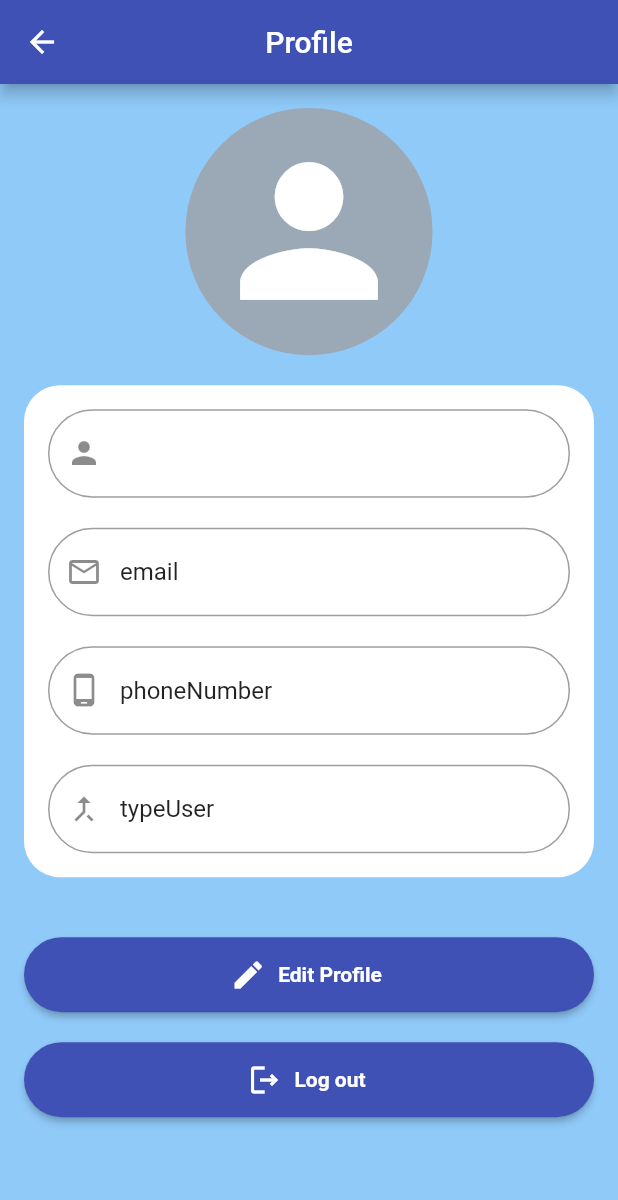
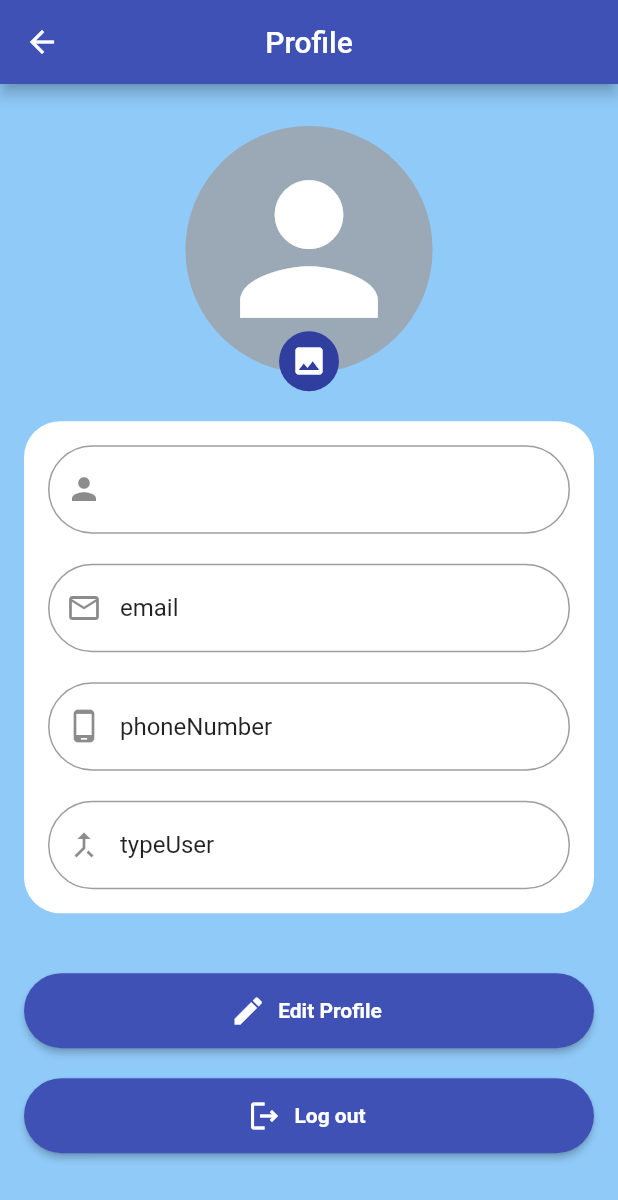
Before and after one commit to 0Ahmad0/patient_journey, a Flutter app: the ProfileScreen screen opened directly, on a phone screen of 412 x 824 dp. Shown: the top 1200 px of the screen. Run offline on Flutter 3.47's test engine with Material 2 defaults, Android fonts, the phone set to English and light mode, and no system bars; our stand-ins replace animated_text_kit, cached_network_image, cloud_firestore, file_picker, firebase_auth, firebase_core and 8 more; accounts and stored records are empty.

Commit message:
add image profile

```diff
--- a/lib/screens/profile_screen.dart
+++ b/lib/screens/profile_screen.dart
@@ -1,4 +1,8 @@
+import 'dart:io';
+import 'dart:math';
+
 import 'package:flutter/material.dart';
+import 'package:image_picker/image_picker.dart';
 import 'package:patient_journey/common_widgets/app_button.dart';
 import 'package:patient_journey/common_widgets/app_text_form_filed.dart';
 import 'package:patient_journey/constants/app_colors.dart';
@@ -30,6 +34,8 @@ class _ProfileScreenState extends State<ProfileScreen> {
     super.dispose();
   }
 
+  XFile? userImage;
+  final ImagePicker picker = ImagePicker();
   @override
   Widget build(BuildContext context) {
     final size = MediaQuery.sizeOf(context);
@@ -40,29 +46,99 @@ class _ProfileScreenState extends State<ProfileScreen> {
       ),
       body: Padding(
           padding: const EdgeInsets.all(16.0),
+          child: ChangeNotifierProvider<ProfileProvider>.value(
+              value: Provider.of<ProfileProvider>(context),
               child:
-
-        ChangeNotifierProvider<ProfileProvider>.value(
-          value: Provider.of<ProfileProvider>(context),
-          child: Consumer<ProfileProvider>(
-            builder: (context, value, child){
-              nameController.text="${value.user.firstName}"+' '+"${value.user.lastName}";
-              emailController.text="${value.user.email}";
-              typeController.text="${value.user.typeUser}";
-              phoneController.text="${value.user.phoneNumber}";
+                  Consumer<ProfileProvider>(builder: (context, value, child) {
+                nameController.text =
+                    "${value.user.firstName}" + ' ' + "${value.user.lastName}";
+                emailController.text = "${value.user.email}";
+                typeController.text = "${value.user.typeUser}";
+                phoneController.text = "${value.user.phoneNumber}";
                 return SingleChildScrollView(
                   child: Column(
                     mainAxisSize: MainAxisSize.min,
                     crossAxisAlignment: CrossAxisAlignment.stretch,
                     children: [
-              CircleAvatar(
+                      StatefulBuilder(
+                        builder: (context,imageSetState) {
+                          return Stack(
+                            alignment: Alignment.center,
+                            children: [
+                              Padding(
+                                padding: const EdgeInsets.all(12.0),
+                                child: CircleAvatar(
+
                                   backgroundColor: AppColors.grey.withOpacity(.75),
                                   radius: size.width / 5,
-                child: Icon(
+                                  child: userImage == null
+                                      ? Icon(
                                           Icons.person,
                                           color: AppColors.white,
                                           size: size.width / 3,
+                                        )
+                                      : ClipRRect(
+                          borderRadius: BorderRadius.circular(size.width / 2.5),
+                                        child: Image.file(
+                                            File(userImage!.path),
+                                          fit: BoxFit.fill,
+                                          width: size.width / 2.5,
+                                          height: size.width / 2.5,
                                           ),
+                                      ),
+                                ),
+                              ),
+                              Positioned(
+                                bottom: 0,
+                                child: CircleAvatar(
+                                  child: IconButton(
+                                      onPressed: () {
+                                        showModalBottomSheet(
+                                            shape: RoundedRectangleBorder(
+                                                borderRadius: BorderRadius.vertical(
+                                              top: Radius.circular(24),
+                                            )),
+                                            context: context,
+                                            builder: (_) {
+                                              return Container(
+                                                child: Column(
+                                                  mainAxisSize: MainAxisSize.min,
+                                                  children: [
+                                                    ListTile(
+                                                      onTap: () async {
+                                                        final image = await picker.pickImage(source: ImageSource.camera);
+                                                        if(image !=null){
+                                                          userImage = image;
+                                                          imageSetState((){});
+                                                        }
+                                                        Navigator.pop(context);
+                                                      },
+                                                      leading: Icon(Icons.camera_alt),
+                                                      title: Text('Pick From Camera'),
+                                                    ),
+                                                    ListTile(
+                                                      onTap: () async {
+                                                        final image = await picker.pickImage(source: ImageSource.gallery);
+                                                        if(image !=null){
+                                                          userImage = image;
+                                                          imageSetState((){});
+                                                        }
+                                                        Navigator.pop(context);
+                                                      },
+                                                      leading: Icon(Icons.image),
+                                                      title: Text('Pick From Gallery'),
+                                                    ),
+                                                  ],
+                                                ),
+                                              );
+                                            });
+                                      },
+                                      icon: Icon(Icons.image)),
+                                ),
+                              )
+                            ],
+                          );
+                        }
                       ),
                       const SizedBox(
                         height: 20.0,
@@ -116,15 +192,18 @@ class _ProfileScreenState extends State<ProfileScreen> {
                       AppButton(
                         onPressed: () {
                           AppStorage.depose();
-                  Navigator.pushReplacement(context, MaterialPageRoute(builder: (ctx)=>LoginScreen()));
+                          Navigator.pushReplacement(
+                              context,
+                              MaterialPageRoute(
+                                  builder: (ctx) => LoginScreen()));
                         },
                         text: 'Log out',
                         icon: const Icon(Icons.logout_outlined),
                       ),
                     ],
                   ),
-        );}))
-      ),
+                );
+              }))),
     );
   }
 }
```
Lines whose indentation alone changed are shown as unchanged.
